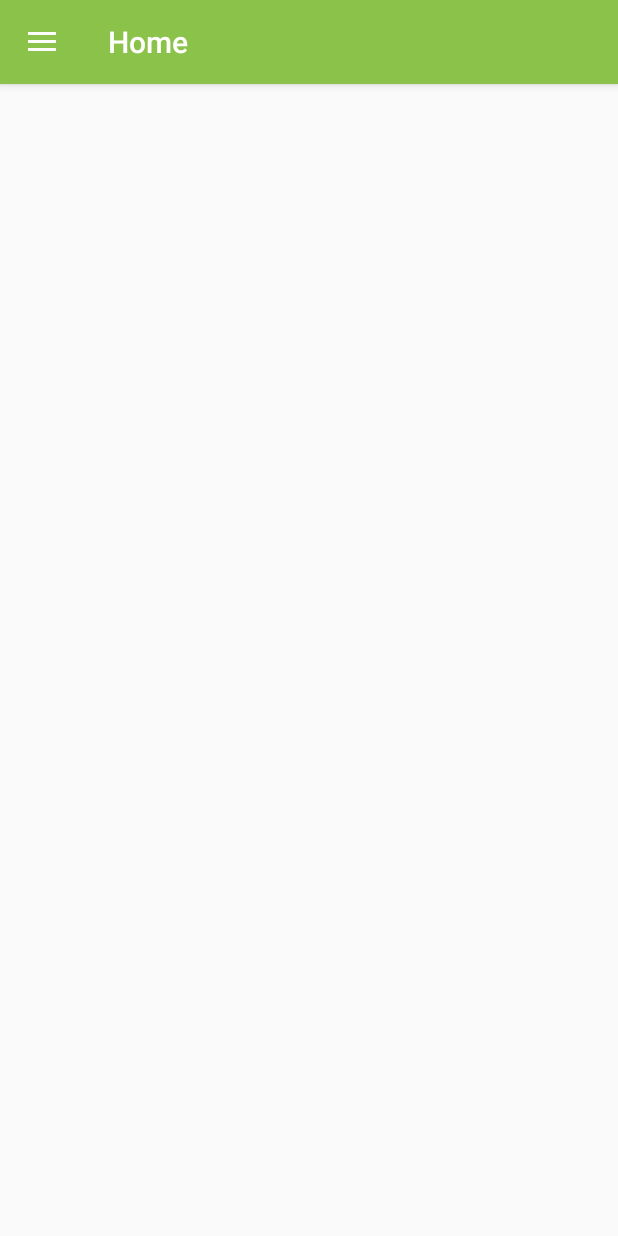
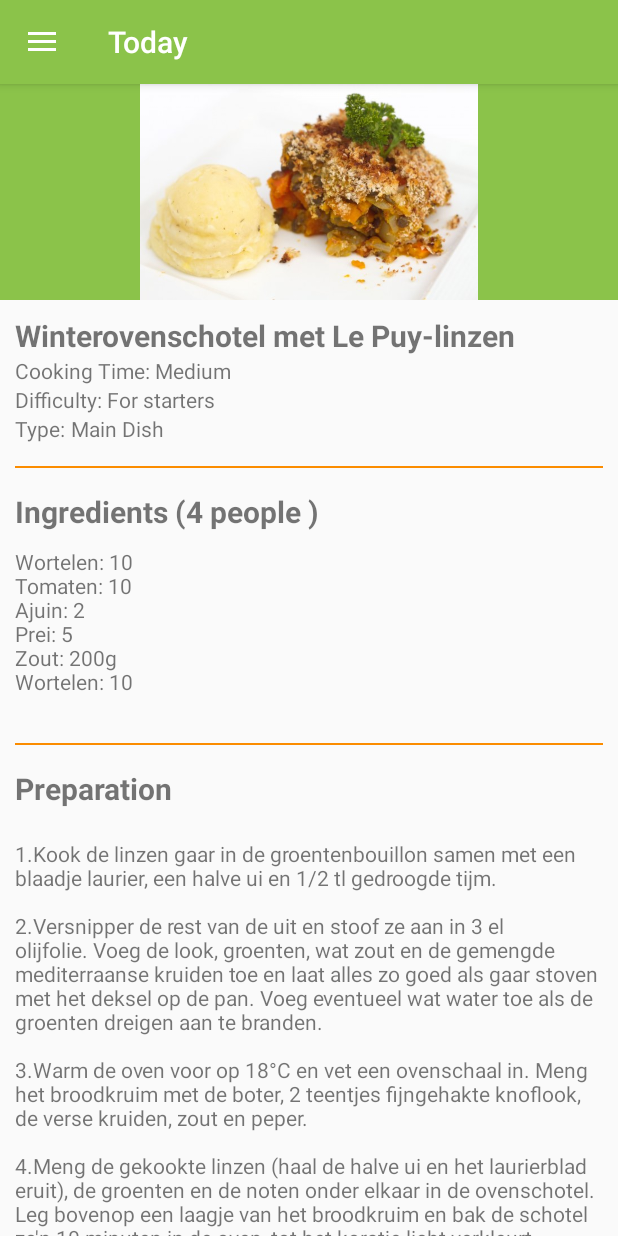
Before and after one commit to YoranRoels/Projecten3_H6, an Android app: the screen it shows after launch (MainActivity), in the side drawer, after a tap on "Today", on a phone screen of 412 x 824 dp. Run offline under Robolectric (Android 15) with nearby library versions, the phone set to English and light mode, and no system bars; our stand-ins replace ButterKnife.

Commit message:
add today feature

```diff
--- a/Projecten3/EvaAndroid/app/src/main/java/projecten3_h6/evaandroid/Domain/Dish.java
+++ b/Projecten3/EvaAndroid/app/src/main/java/projecten3_h6/evaandroid/Domain/Dish.java
@@ -7,6 +7,7 @@ import java.util.List;
  */
 
 public class Dish {
+    private int imageId;
     private String name;
     private CookingTime cookingTime;
     private String difficulty;
@@ -14,13 +15,22 @@ public class Dish {
     private List<Ingredient> ingredients;
     private String preparation;
 
-    public Dish(String name, CookingTime cookingTime, String difficulty, TypeDish type, List<Ingredient> ingredients, String preparation) {
+    public Dish(int imageId, String name, CookingTime cookingTime, String difficulty, TypeDish type, List<Ingredient> ingredients, String preparation) {
+        this.imageId = imageId;
         this.name = name;
         this.cookingTime = cookingTime;
         this.difficulty = difficulty;
         this.type = type;
         this.ingredients = ingredients;
         this.preparation = preparation;
+    }
+
+    public int getImageId() {
+        return imageId;
+    }
+
+    public void setImageId(int imageId) {
+        this.imageId = imageId;
     }
 
     public String getName() {
--- /dev/null
+++ b/Projecten3/EvaAndroid/app/src/main/java/projecten3_h6/evaandroid/Fragments/TodayFragment.java
@@ -0,0 +1,122 @@
+package projecten3_h6.evaandroid.Fragments;
+
+import android.os.Bundle;
+import android.support.annotation.Nullable;
+import android.support.v4.app.Fragment;
+import android.support.v4.widget.TextViewCompat;
+import android.view.LayoutInflater;
+import android.view.View;
+import android.view.ViewGroup;
+import android.widget.ArrayAdapter;
+import android.widget.ImageView;
+import android.widget.ListView;
+import android.widget.TextView;
+
+import java.util.ArrayList;
+import java.util.List;
+
+import butterknife.BindView;
+import butterknife.ButterKnife;
+import projecten3_h6.evaandroid.Domain.CookingTime;
+import projecten3_h6.evaandroid.Domain.Dish;
+import projecten3_h6.evaandroid.Domain.Ingredient;
+import projecten3_h6.evaandroid.Domain.TypeDish;
+import projecten3_h6.evaandroid.R;
+
+/**
+ * Created by jensleirens on 05/07/2017.
+ */
+
+public class TodayFragment extends Fragment {
+
+    @BindView(R.id.todayIngredients)TextView ingredientsView;
+    @BindView(R.id.todayPreperation)TextView preperationView;
+    @BindView(R.id.todayImage)ImageView recipeImage;
+    @BindView(R.id.todayCookingTime)TextView cookingTime;
+    @BindView(R.id.todayDifficulty)TextView difficulty;
+    @BindView(R.id.todayType)TextView type;
+    @BindView(R.id.todayDishName)TextView dishName;
+    private Dish dish;
+
+    @Nullable
+    @Override
+    public View onCreateView(LayoutInflater inflater, @Nullable ViewGroup container, @Nullable Bundle savedInstanceState) {
+        View v = inflater.inflate(R.layout.fragment_today, container, false);
+        ButterKnife.bind(this,v);
+
+        PopulateTextViews();
+
+        return v;
+    }
+
+    public void PopulateTextViews(){
+
+        List<Ingredient> ingredients = new ArrayList<>();
+        ingredients.add(new Ingredient("Wortelen","10"));
+        ingredients.add(new Ingredient("Tomaten","10"));
+        ingredients.add(new Ingredient("Ajuin","2"));
+        ingredients.add(new Ingredient("Prei","5"));
+        ingredients.add(new Ingredient("Zout","200g"));
+        ingredients.add(new Ingredient("Wortelen","10"));
+
+
+        dish = new Dish(R.drawable.winterovenschotel,"Winterovenschotel met Le Puy-linzen", CookingTime.MEDIUM, "For starters", TypeDish.MAINDISH,
+                ingredients,
+                        "1.Kook de linzen gaar in de groentenbouillon samen met een blaadje laurier," +
+                        " een halve ui en 1/2 tl gedroogde tijm.\n" +
+                        "\n" +
+                        "2.Versnipper de rest van de uit en stoof ze aan in 3 el olijfolie." +
+                        " Voeg de look, groenten, wat zout en de gemengde mediterraanse kruiden toe en laat alles zo goed als gaar stoven" +
+                        " met het deksel op de pan. Voeg eventueel wat water toe als de groenten dreigen aan te branden.\n" +
+                        "\n" +
+                        "3.Warm de oven voor op 18°C en vet een ovenschaal in. Meng het broodkruim met de boter," +
+                        " 2 teentjes fijngehakte knoflook, de verse kruiden, zout en peper.\n" +
+                        "\n" +
+                        "4.Meng de gekookte linzen (haal de halve ui en het laurierblad eruit)," +
+                        " de groenten en de noten onder elkaar in de ovenschotel." +
+                        " Leg bovenop een laagje van het broodkruim en bak de schotel zo'n 10 minuten in de oven," +
+                        " tot het korstje licht verkleurt.");
+
+
+        StringBuilder sb = new StringBuilder();
+        for(Ingredient i : dish.getIngredients()){
+            sb.append(i.getName() + ": ").append(i.getAmount()).append("\n");
+        }
+
+        String typeStr;
+        String time;
+
+        if(dish.getType() == TypeDish.MAINDISH){
+            typeStr = "Main Dish";
+        } else if(dish.getType() == TypeDish.APPETIZER){
+            typeStr = "Appetizer";
+        } else {
+            typeStr = "Dessert";
+        }
+
+
+        if(dish.getCookingTime() == CookingTime.LONG){
+            time = "Long";
+        } else  if(dish.getCookingTime() == CookingTime.MEDIUM){
+            time = "Medium";
+        } else {
+            time = "Short";
+        }
+
+        type.setText(typeStr);
+        cookingTime.setText(time);
+        ingredientsView.setText(sb.toString());
+        preperationView.setText(dish.getPreparation());
+        recipeImage.setImageResource(dish.getImageId());
+        difficulty.setText(dish.getDifficulty());
+        dishName.setText(dish.getName());
+
+    }
+
+    @Override
+    public void onViewCreated(View view, @Nullable Bundle savedInstanceState) {
+        super.onViewCreated(view, savedInstanceState);
+        //you can set the title for your toolbar here for different fragments different titles
+        getActivity().setTitle("Today");
+    }
+}
--- a/Projecten3/EvaAndroid/app/src/main/java/projecten3_h6/evaandroid/MainActivity.java
+++ b/Projecten3/EvaAndroid/app/src/main/java/projecten3_h6/evaandroid/MainActivity.java
@@ -15,6 +15,7 @@ import android.view.MenuItem;
 import butterknife.BindView;
 import butterknife.ButterKnife;
 import projecten3_h6.evaandroid.Fragments.ShoppinglistFragment;
+import projecten3_h6.evaandroid.Fragments.TodayFragment;
 
 public class MainActivity extends AppCompatActivity
         implements NavigationView.OnNavigationItemSelectedListener {
@@ -89,10 +90,11 @@ public class MainActivity extends AppCompatActivity
         if (itemId == R.id.nav_camera) {
             // Handle the camera action
         } else if (itemId == R.id.nav_gallery) {
-
+            fragment = new TodayFragment();
+            toolbar.setTitle("Today");
         } else if (itemId == R.id.nav_slideshow) {
             fragment = new ShoppinglistFragment();
-            toolbar.setTitle("shopping list");
+            toolbar.setTitle("Shopping List");
 
         } else if (itemId == R.id.nav_manage) {
 
--- /dev/null
+++ b/Projecten3/EvaAndroid/app/src/main/res/layout/fragment_today.xml
@@ -0,0 +1,193 @@
+<?xml version="1.0" encoding="utf-8"?>
+<android.support.design.widget.CoordinatorLayout xmlns:android="http://schemas.android.com/apk/res/android"
+    xmlns:app="http://schemas.android.com/apk/res-auto"
+    android:layout_width="match_parent"
+    android:layout_height="match_parent">
+
+    <android.support.v4.widget.NestedScrollView
+        android:layout_width="match_parent"
+        android:layout_height="match_parent"
+        app:layout_behavior="android.support.design.widget.AppBarLayout$ScrollingViewBehavior">
+
+        <LinearLayout
+            android:padding="10dp"
+            android:orientation="vertical"
+            android:layout_width="match_parent"
+            android:layout_height="match_parent">
+
+            <TextView
+                android:id="@+id/todayDishName"
+                android:layout_width="wrap_content"
+                android:layout_height="wrap_content"
+                android:text="Linzen"
+                android:textSize="20dp"
+                android:textStyle="bold"
+                />
+
+
+            <LinearLayout
+                android:orientation="horizontal"
+                android:layout_width="match_parent"
+                android:layout_height="match_parent">
+
+                <TextView
+                    android:layout_width="wrap_content"
+                    android:layout_height="wrap_content"
+                    android:text="Cooking Time: "
+                    />
+
+                <TextView
+                    android:id="@+id/todayCookingTime"
+                    android:layout_width="wrap_content"
+                    android:layout_height="wrap_content"
+                    android:text="Long"
+                    />
+
+            </LinearLayout>
+
+            <LinearLayout
+                android:orientation="horizontal"
+                android:layout_width="match_parent"
+                android:layout_height="match_parent">
+
+                <TextView
+                    android:layout_width="wrap_content"
+                    android:layout_height="wrap_content"
+                    android:text="Difficulty: "
+                    />
+
+                <TextView
+                    android:id="@+id/todayDifficulty"
+                    android:layout_width="wrap_content"
+                    android:layout_height="wrap_content"
+                    android:text="for beginners"
+                    />
+
+            </LinearLayout>
+
+            <LinearLayout
+                android:orientation="horizontal"
+                android:layout_width="match_parent"
+                android:layout_height="match_parent"
+                android:paddingBottom="15dp">
+
+                <TextView
+                    android:layout_width="wrap_content"
+                    android:layout_height="wrap_content"
+                    android:text="Type: "
+                    />
+
+                <TextView
+                    android:id="@+id/todayType"
+                    android:layout_width="wrap_content"
+                    android:layout_height="wrap_content"
+                    android:text="Main Dish"
+                    />
+
+            </LinearLayout>
+
+            <View
+                android:layout_width="match_parent"
+                android:layout_height="1dp"
+                android:background="@color/colorAccent" />
+
+            <LinearLayout
+                android:paddingTop="15dp"
+                android:orientation="horizontal"
+                android:layout_width="match_parent"
+                android:layout_height="match_parent"
+                android:paddingBottom="10dp">
+
+                <TextView
+                    android:layout_width="wrap_content"
+                    android:layout_height="wrap_content"
+                    android:text="Ingredients (4 people )"
+                    android:textSize="20dp"
+                    android:textStyle="bold"
+                    />
+
+            </LinearLayout>
+
+            <LinearLayout
+                android:orientation="horizontal"
+                android:layout_width="match_parent"
+                android:layout_height="match_parent"
+                android:paddingBottom="15dp">
+
+                <TextView
+                    android:id="@+id/todayIngredients"
+                    android:layout_width="wrap_content"
+                    android:layout_height="wrap_content">
+
+                </TextView>
+
+            </LinearLayout>
+
+            <View
+                android:layout_width="match_parent"
+                android:layout_height="1dp"
+                android:background="@color/colorAccent" />
+
+            <LinearLayout
+                android:paddingTop="15dp"
+                android:orientation="horizontal"
+                android:layout_width="match_parent"
+                android:layout_height="match_parent"
+                android:paddingBottom="20dp">
+
+                <TextView
+                    android:layout_width="wrap_content"
+                    android:layout_height="wrap_content"
+                    android:text="Preparation"
+                    android:textSize="20dp"
+                    android:textStyle="bold"
+                    />
+
+            </LinearLayout>
+
+            <LinearLayout
+                android:orientation="horizontal"
+                android:layout_width="match_parent"
+                android:layout_height="match_parent"
+                android:paddingBottom="20dp">
+
+                <TextView
+                    android:id="@+id/todayPreperation"
+                    android:layout_width="wrap_content"
+                    android:layout_height="wrap_content">
+
+                </TextView>
+
+            </LinearLayout>
+
+        </LinearLayout>
+    </android.support.v4.widget.NestedScrollView>
+
+    <android.support.design.widget.AppBarLayout
+        android:id="@+id/todayappbar"
+        android:layout_width="match_parent"
+        android:layout_height="200dp"
+        android:fitsSystemWindows="true"
+        android:paddingTop="50dp"
+        app:expanded="true">
+
+        <android.support.design.widget.CollapsingToolbarLayout
+            android:layout_width="match_parent"
+            android:layout_height="match_parent"
+            app:contentScrim="?attr/colorPrimary"
+            app:layout_scrollFlags="scroll|enterAlways|enterAlwaysCollapsed"
+            app:layout_scrollInterpolator="@android:anim/decelerate_interpolator"
+            app:toolbarId="@+id/todaytoolbar">
+
+            <ImageView
+                android:id="@+id/todayImage"
+                android:layout_width="match_parent"
+                android:layout_height="match_parent"
+                android:src="@drawable/cooking" />
+
+
+        </android.support.design.widget.CollapsingToolbarLayout>
+
+    </android.support.design.widget.AppBarLayout>
+
+</android.support.design.widget.CoordinatorLayout>
```
Also changed, not shown: Projecten3/EvaAndroid/app/src/main/res/drawable/winterovenschotel.jpg (added).
